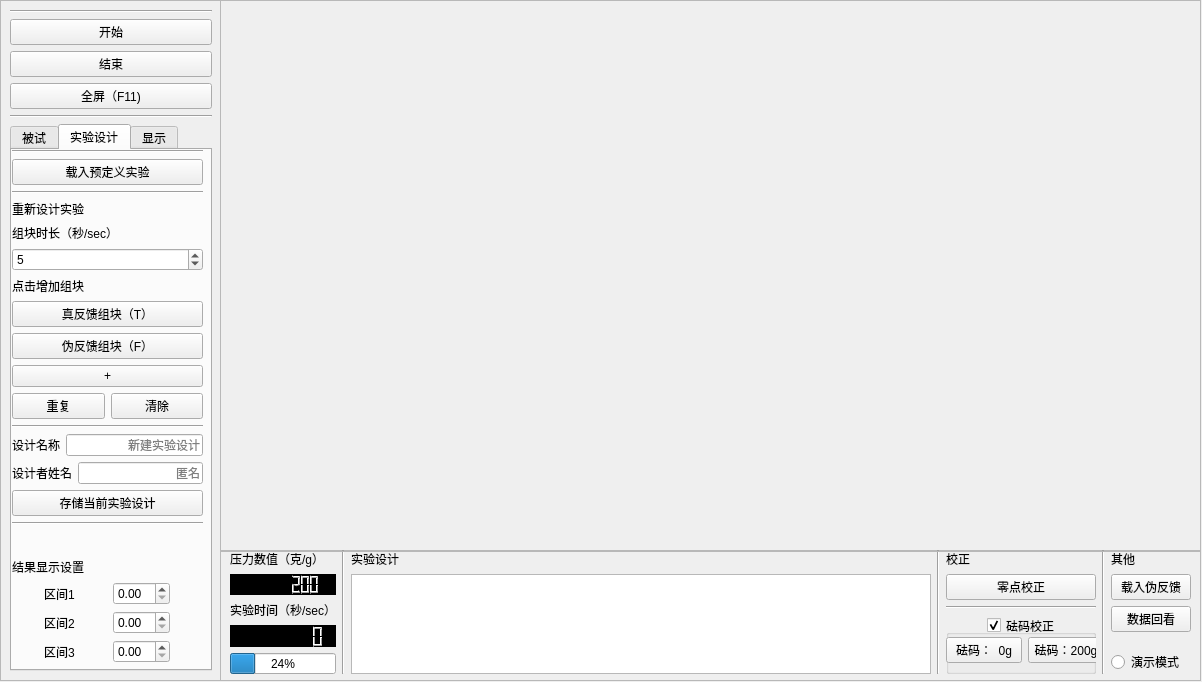
Old version of the form layout/main.ui in the repository listenzcc/zhanghang-pressure-software.
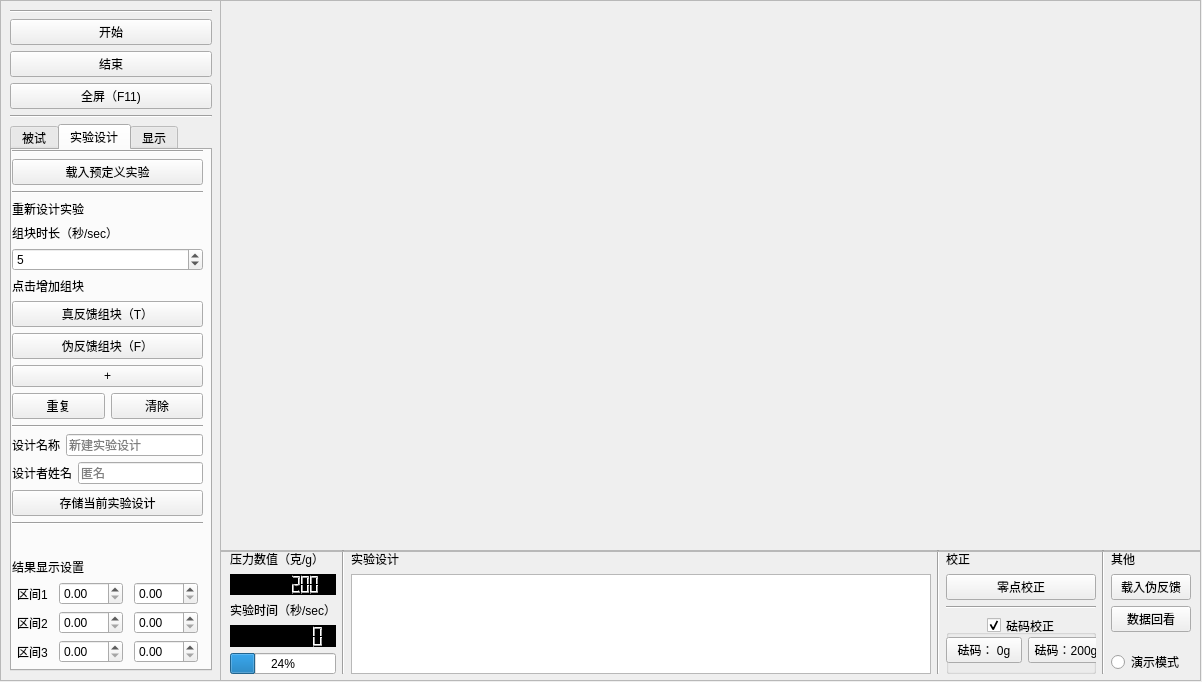
New version of the form. The open tabs and pages were chosen to show the change.

Commit message: The metric is changed to range by force.

Diff of the .ui file:
```diff
--- a/layout/main.ui
+++ b/layout/main.ui
@@ -331,9 +331,6 @@
                <property name="text">
                 <string/>
                </property>
-               <property name="alignment">
-                <set>Qt::AlignRight|Qt::AlignTrailing|Qt::AlignVCenter</set>
-               </property>
                <property name="placeholderText">
                 <string>新建实验设计</string>
                </property>
@@ -355,9 +352,6 @@
                <property name="text">
                 <string/>
                </property>
-               <property name="alignment">
-                <set>Qt::AlignRight|Qt::AlignTrailing|Qt::AlignVCenter</set>
-               </property>
                <property name="placeholderText">
                 <string>匿名</string>
                </property>
@@ -428,6 +422,22 @@
                  <verstretch>0</verstretch>
                 </sizepolicy>
                </property>
+               <property name="maximum">
+                <double>150.000000000000000</double>
+               </property>
+              </widget>
+             </item>
+             <item>
+              <widget class="QDoubleSpinBox" name="zcc_doubleSpinBox_metricThreshold1_2">
+               <property name="sizePolicy">
+                <sizepolicy hsizetype="Fixed" vsizetype="Fixed">
+                 <horstretch>0</horstretch>
+                 <verstretch>0</verstretch>
+                </sizepolicy>
+               </property>
+               <property name="maximum">
+                <double>150.000000000000000</double>
+               </property>
               </widget>
              </item>
             </layout>
@@ -455,6 +465,22 @@
                  <verstretch>0</verstretch>
                 </sizepolicy>
                </property>
+               <property name="maximum">
+                <double>150.000000000000000</double>
+               </property>
+              </widget>
+             </item>
+             <item>
+              <widget class="QDoubleSpinBox" name="zcc_doubleSpinBox_metricThreshold2_2">
+               <property name="sizePolicy">
+                <sizepolicy hsizetype="Fixed" vsizetype="Fixed">
+                 <horstretch>0</horstretch>
+                 <verstretch>0</verstretch>
+                </sizepolicy>
+               </property>
+               <property name="maximum">
+                <double>150.000000000000000</double>
+               </property>
               </widget>
              </item>
             </layout>
@@ -482,6 +508,22 @@
                  <verstretch>0</verstretch>
                 </sizepolicy>
                </property>
+               <property name="maximum">
+                <double>150.000000000000000</double>
+               </property>
+              </widget>
+             </item>
+             <item>
+              <widget class="QDoubleSpinBox" name="zcc_doubleSpinBox_metricThreshold3_2">
+               <property name="sizePolicy">
+                <sizepolicy hsizetype="Fixed" vsizetype="Fixed">
+                 <horstretch>0</horstretch>
+                 <verstretch>0</verstretch>
+                </sizepolicy>
+               </property>
+               <property name="maximum">
+                <double>150.000000000000000</double>
+               </property>
               </widget>
              </item>
             </layout>
@@ -1323,7 +1365,7 @@
                </sizepolicy>
               </property>
               <property name="text">
-               <string>砝码：  0g</string>
+               <string>砝码： 0g</string>
               </property>
              </widget>
             </item>
```
Left out of the diff: 17 changed lines with no effect on the pictures. The commit also changes 4 other files.
